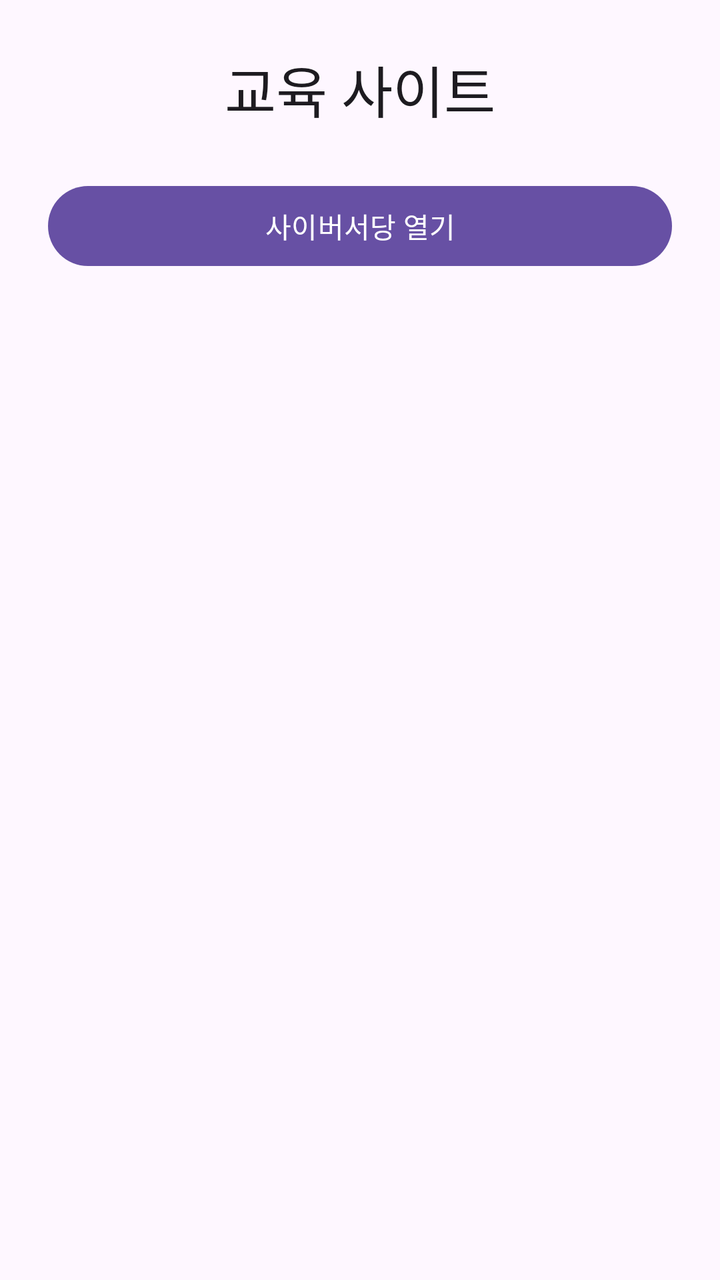
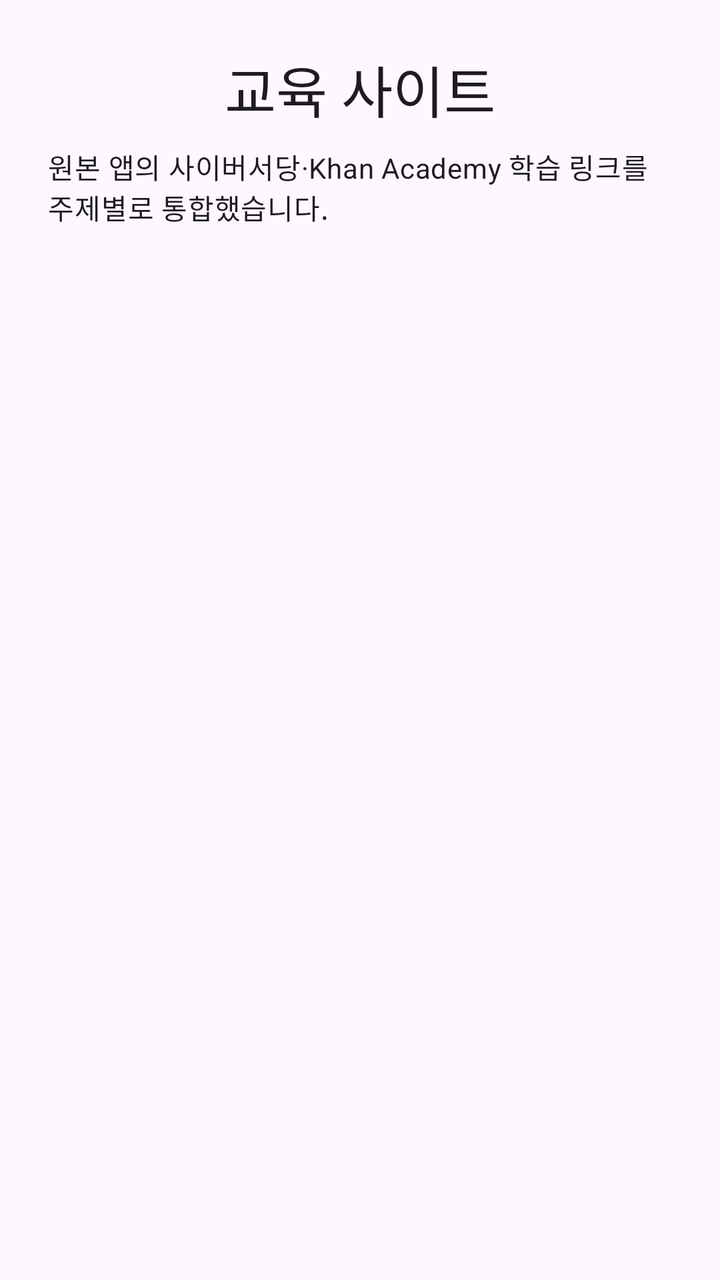

An Android layout rendered at two revisions. The XML below is the earlier revision; the diff shows what the commit changed to produce the second picture.
<!-- AndroidManifest.xml: application theme Theme.Eunhyo2 -->
<!-- res/layout/activity_education_links.xml -->
<?xml version="1.0" encoding="utf-8"?>
<LinearLayout xmlns:android="http://schemas.android.com/apk/res/android"
    android:layout_width="match_parent"
    android:layout_height="match_parent"
    android:orientation="vertical"
    android:padding="24dp">

    <TextView
        android:layout_width="match_parent"
        android:layout_height="wrap_content"
        android:gravity="center"
        android:text="교육 사이트"
        android:textAppearance="@style/TextAppearance.Material3.HeadlineMedium" />

    <com.google.android.material.button.MaterialButton
        android:id="@+id/buttonCyberSeodang"
        android:layout_width="match_parent"
        android:layout_height="wrap_content"
        android:layout_marginTop="24dp"
        android:text="사이버서당 열기" />
</LinearLayout>
<!-- resources referenced by this layout -->
<resources>
  <style name="Theme.Eunhyo2" parent="Theme.Material3.DayNight.NoActionBar">
          <item name="android:windowLightStatusBar">true</item>
      </style>
</resources>

<!-- the commit's change to res/layout/activity_education_links.xml (unified diff, before → after) -->
@@ -1,21 +1,33 @@
 <?xml version="1.0" encoding="utf-8"?>
-<LinearLayout xmlns:android="http://schemas.android.com/apk/res/android"
+<ScrollView xmlns:android="http://schemas.android.com/apk/res/android"
     android:layout_width="match_parent"
-    android:layout_height="match_parent"
-    android:orientation="vertical"
-    android:padding="24dp">
+    android:layout_height="match_parent">
 
-    <TextView
+    <LinearLayout
         android:layout_width="match_parent"
         android:layout_height="wrap_content"
-        android:gravity="center"
-        android:text="교육 사이트"
-        android:textAppearance="@style/TextAppearance.Material3.HeadlineMedium" />
+        android:orientation="vertical"
+        android:padding="24dp">
 
-    <com.google.android.material.button.MaterialButton
-        android:id="@+id/buttonCyberSeodang"
-        android:layout_width="match_parent"
-        android:layout_height="wrap_content"
-        android:layout_marginTop="24dp"
-        android:text="사이버서당 열기" />
-</LinearLayout>
+        <TextView
+            android:layout_width="match_parent"
+            android:layout_height="wrap_content"
+            android:gravity="center"
+            android:text="교육 사이트"
+            android:textAppearance="@style/TextAppearance.Material3.HeadlineMedium" />
+
+        <TextView
+            android:layout_width="match_parent"
+            android:layout_height="wrap_content"
+            android:layout_marginTop="8dp"
+            android:text="원본 앱의 사이버서당·Khan Academy 학습 링크를 주제별로 통합했습니다."
+            android:textAppearance="@style/TextAppearance.Material3.BodyMedium" />
+
+        <LinearLayout
+            android:id="@+id/linkContainer"
+            android:layout_width="match_parent"
+            android:layout_height="wrap_content"
+            android:layout_marginTop="16dp"
+            android:orientation="vertical" />
+    </LinearLayout>
+</ScrollView>
